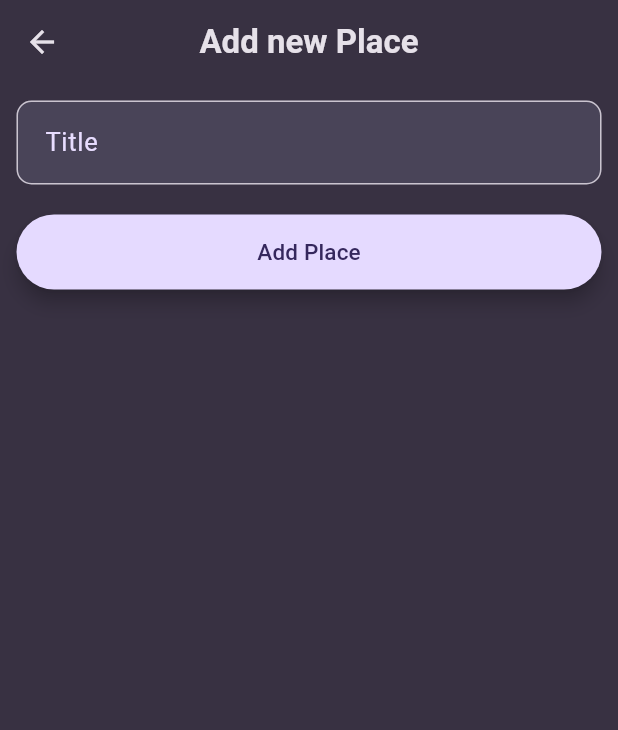
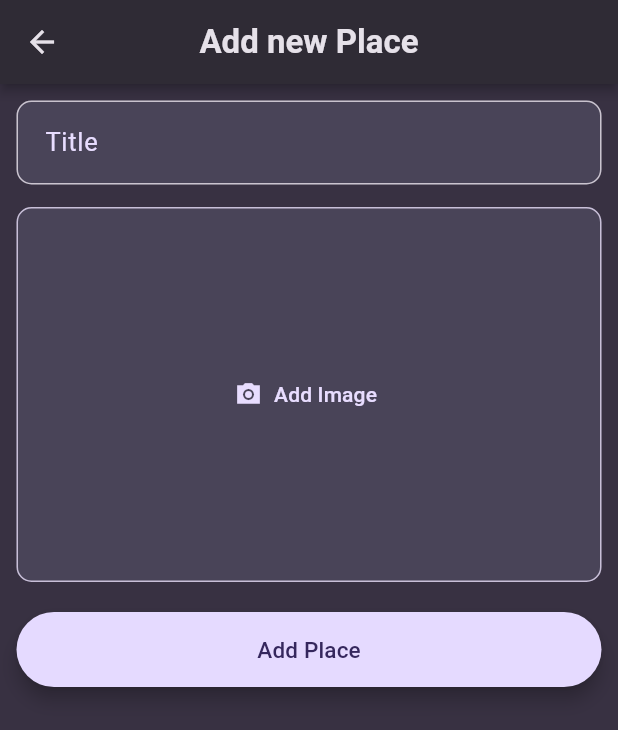
Before and after one commit to Nevelin-W/favorite_places_app, a Flutter app: the AddPlaceScreen screen opened directly, on a phone screen of 412 x 824 dp. Shown: the top 730 px of the screen. Run offline on Flutter 3.47's test engine with Material 3 defaults, Android fonts, the phone set to English and light mode, and no system bars; our stand-ins replace flutter_riverpod, google_fonts, image_picker.

Commit message:
image input added

```diff
--- a/favorite_places_app/lib/screen/add_place_screen.dart
+++ b/favorite_places_app/lib/screen/add_place_screen.dart
@@ -1,6 +1,7 @@
-import 'package:favorite_places_app/providers/places_provider.dart';
 import 'package:flutter/material.dart';
 import 'package:flutter_riverpod/flutter_riverpod.dart';
+import 'package:favorite_places_app/providers/places_provider.dart';
+import 'package:favorite_places_app/widgets/image_input.dart';
 
 class AddPlaceScreen extends ConsumerStatefulWidget {
   const AddPlaceScreen({super.key});
@@ -56,6 +57,9 @@ class _AddPlaceScreenState extends ConsumerState<AddPlaceScreen> {
 
     return Scaffold(
         appBar: AppBar(
+          elevation: 3,
+          shadowColor: Theme.of(context).colorScheme.shadow,
+          backgroundColor: Theme.of(context).colorScheme.surfaceContainer,
           centerTitle: true,
           title: const Text('Add new Place'),
         ),
@@ -72,6 +76,10 @@ class _AddPlaceScreenState extends ConsumerState<AddPlaceScreen> {
                 decoration: titleFormFieldDec,
                 cursorColor: Theme.of(context).colorScheme.secondaryFixed,
               ),
+              const SizedBox(
+                height: 15,
+              ),
+              ImageInput(),
               const SizedBox(
                 height: 20,
               ),
--- a/favorite_places_app/lib/screen/place_details.dart
+++ b/favorite_places_app/lib/screen/place_details.dart
@@ -1,7 +1,7 @@
-import 'package:favorite_places_app/providers/places_provider.dart';
 import 'package:flutter/material.dart';
-import 'package:flutter_riverpod/flutter_riverpod.dart';
 import 'package:favorite_places_app/model/place.dart';
+/* import 'package:flutter_riverpod/flutter_riverpod.dart';
+import 'package:favorite_places_app/providers/places_provider.dart'; */
 
 class PlaceDetailScreen extends StatelessWidget {
   const PlaceDetailScreen({super.key, required this.item});
--- /dev/null
+++ b/favorite_places_app/lib/widgets/image_input.dart
@@ -0,0 +1,70 @@
+import 'package:flutter/material.dart';
+import 'dart:io';
+import 'package:image_picker/image_picker.dart';
+
+class ImageInput extends StatefulWidget {
+  const ImageInput({super.key});
+  @override
+  State<ImageInput> createState() => _ImageInputState();
+}
+
+class _ImageInputState extends State<ImageInput> {
+  File? _selectedImage;
+  void _takePicture() async {
+    final imagePicker = ImagePicker();
+    final pickedImage = await imagePicker.pickImage(
+      source: ImageSource.camera,
+      maxWidth: 600,
+    );
+
+    if (pickedImage == null) {
+      return;
+    }
+
+    setState(() {
+      _selectedImage = File(pickedImage.path);
+    });
+  }
+
+  @override
+  Widget build(BuildContext context) {
+    Widget content = TextButton.icon(
+      icon: const Icon(Icons.camera_alt_sharp),
+      label: const Text('Add Image'),
+      style: TextButton.styleFrom(
+        foregroundColor: Theme.of(context).colorScheme.primaryFixed,
+      ),
+      onPressed: _takePicture,
+    );
+
+    if (_selectedImage != null) {
+      content = GestureDetector(
+        onTap: _takePicture,
+        child: ClipRRect(
+          borderRadius: BorderRadius.circular(10),
+          child: Image.file(
+            _selectedImage!,
+            fit: BoxFit.cover,
+            width: double.infinity,
+            height: double.infinity,
+          ),
+        ),
+      );
+    }
+    final BoxDecoration imageDec = BoxDecoration(
+      color: Theme.of(context).colorScheme.secondaryContainer,
+      border: Border.all(
+        width: 1,
+        color: Theme.of(context).colorScheme.secondaryFixed.withOpacity(0.8),
+      ),
+      borderRadius: BorderRadius.circular(10),
+    );
+
+    return Container(
+        decoration: imageDec,
+        alignment: Alignment.center,
+        height: 250,
+        width: double.infinity,
+        child: content);
+  }
+}
--- a/favorite_places_app/pubspec.yaml
+++ b/favorite_places_app/pubspec.yaml
@@ -39,6 +39,7 @@ dependencies:
   riverpod: ^2.5.1
   uuid: ^4.4.0
   flutter_riverpod: ^2.5.1
+  image_picker: ^1.1.2
 
 dev_dependencies:
   flutter_test:
```
Also changed, not shown: favorite_places_app/pubspec.lock, 6 other files.
